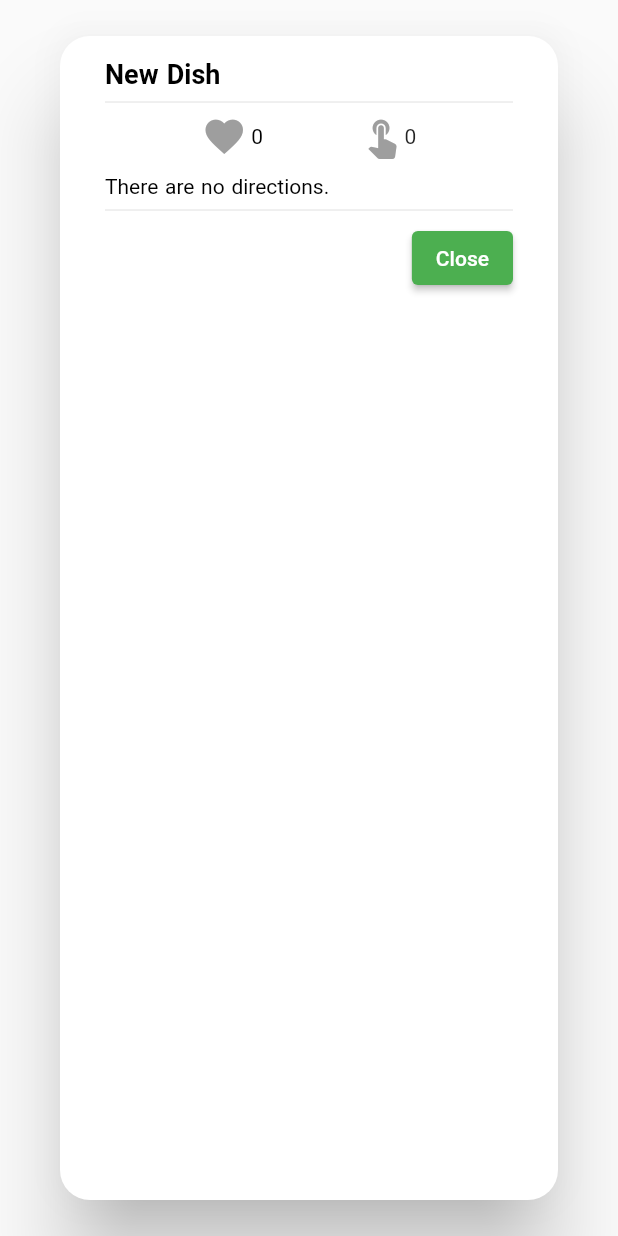
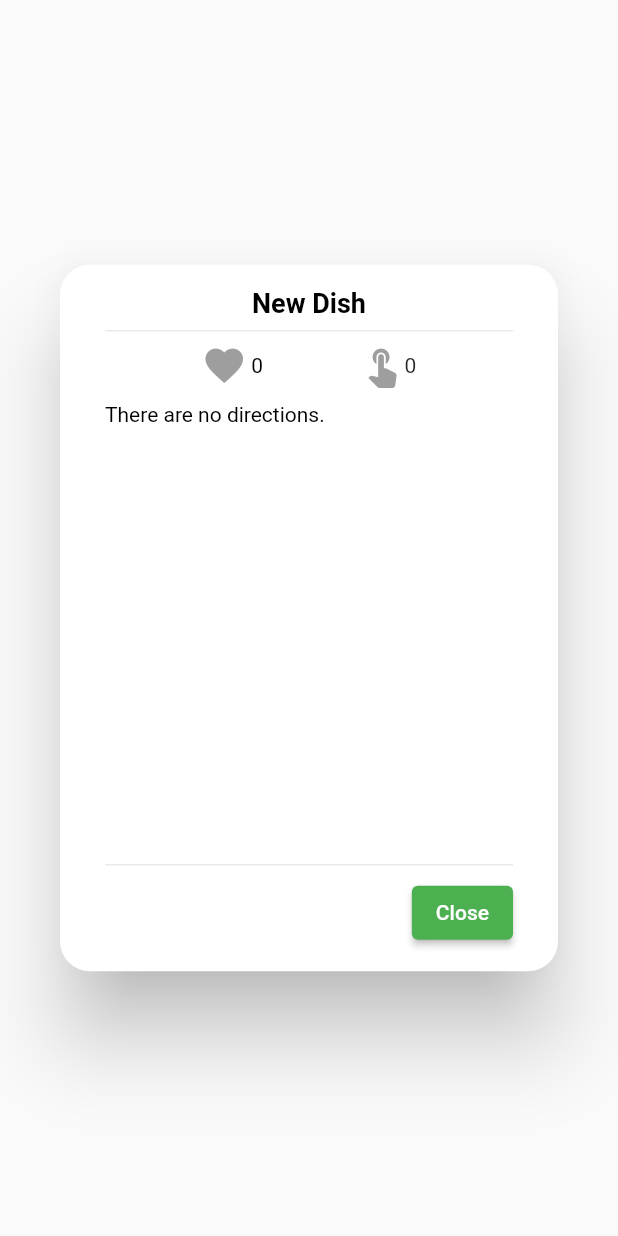
Before and after one commit to canyon-online/Pantry-Pal, a Flutter app: the RecipeModal widget shown alone on an empty page, opened directly with empty values, on a phone screen of 412 x 824 dp. Run offline on Flutter 3.47's test engine with Material 2 defaults, Android fonts, the phone set to English and light mode, and no system bars; drawn by our look-alikes of like_button; our stand-ins replace dropdown_search, google_sign_in, image_picker, shared_preferences; accounts and stored records are empty; network calls fail.

Commit message:
Recipe modal scales better

```diff
--- a/client/lib/widgets/RecipeCard.dart
+++ b/client/lib/widgets/RecipeCard.dart
@@ -4,7 +4,6 @@ import 'package:client/widgets/LikeButton.dart';
 import 'package:client/widgets/RecipeModal.dart';
 import 'package:client/widgets/TextPill.dart';
 import 'package:flutter/material.dart';
-import 'package:like_button/like_button.dart';
 
 class RecipeCard extends StatefulWidget {
   final Recipe recipe;
@@ -64,7 +63,7 @@ class RecipeCardState extends State<RecipeCard> {
                     // child: widget.recipe.image,
                     child: Image.network(
                         'https://' + API.baseURL + widget.recipe.image),
-                    fit: BoxFit.fill,
+                    fit: BoxFit.cover,
                   ),
                 ),
                 Container(
--- a/client/lib/widgets/RecipeModal.dart
+++ b/client/lib/widgets/RecipeModal.dart
@@ -15,22 +15,15 @@ class RecipeModalState extends State<RecipeModal> {
   Widget build(BuildContext context) {
     return Dialog(
       shape: RoundedRectangleBorder(borderRadius: BorderRadius.circular(20.0)),
-      child: Container(
-        // constraints: BoxConstraints(maxHeight: 500),
       child: Padding(
-          padding: const EdgeInsets.fromLTRB(30, 15, 30, 15),
-          child: Scrollbar(
-            child: ListView(children: [
-              RichText(
-                textAlign: TextAlign.justify,
-                text: TextSpan(
-                    text: widget.recipe.name,
+        padding: EdgeInsets.fromLTRB(30, 15, 30, 15),
+        child: Column(mainAxisSize: MainAxisSize.min, children: [
+          Text(widget.recipe.name,
               style: TextStyle(
                 fontWeight: FontWeight.bold,
                 color: Colors.black,
                 fontSize: 18,
-                        wordSpacing: 1)),
-              ),
+              )),
           Divider(),
           Row(
             mainAxisAlignment: MainAxisAlignment.spaceEvenly,
@@ -46,14 +39,16 @@ class RecipeModalState extends State<RecipeModal> {
             ],
           ),
           SizedBox(height: 10),
-              RichText(
-                text: TextSpan(
-                    text: widget.recipe.directions,
-                    style: TextStyle(
-                        fontWeight: FontWeight.w400,
-                        fontSize: 14,
-                        color: Colors.black,
-                        wordSpacing: 1)),
+          ConstrainedBox(
+            constraints: BoxConstraints(maxHeight: 300),
+            child: Scrollbar(
+              child: ListView(children: [
+                Text(
+                  widget.recipe.directions,
+                  style: TextStyle(fontSize: 14, color: Colors.black),
+                ),
+              ]),
+            ),
           ),
           Divider(),
           Row(
@@ -70,8 +65,6 @@ class RecipeModalState extends State<RecipeModal> {
           )
         ]),
       ),
-        ),
-      ),
     );
   }
 }
```
Lines whose indentation alone changed are shown as unchanged.
